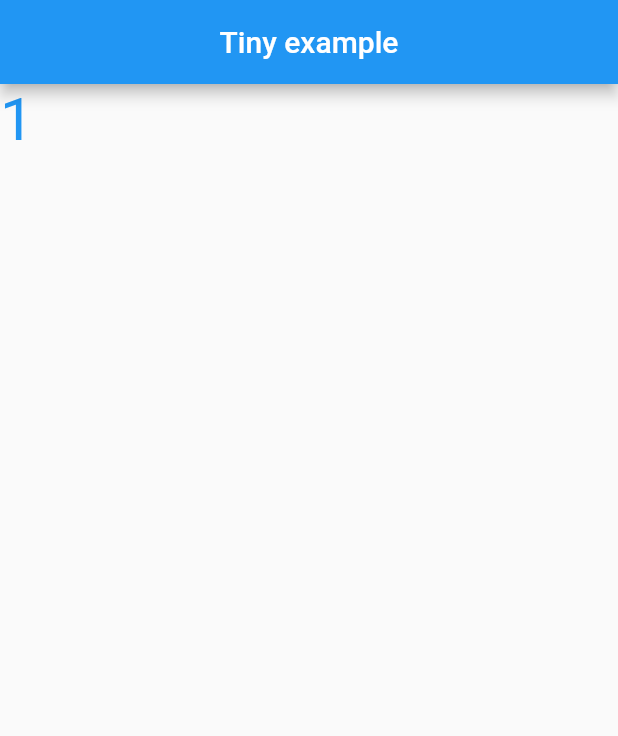
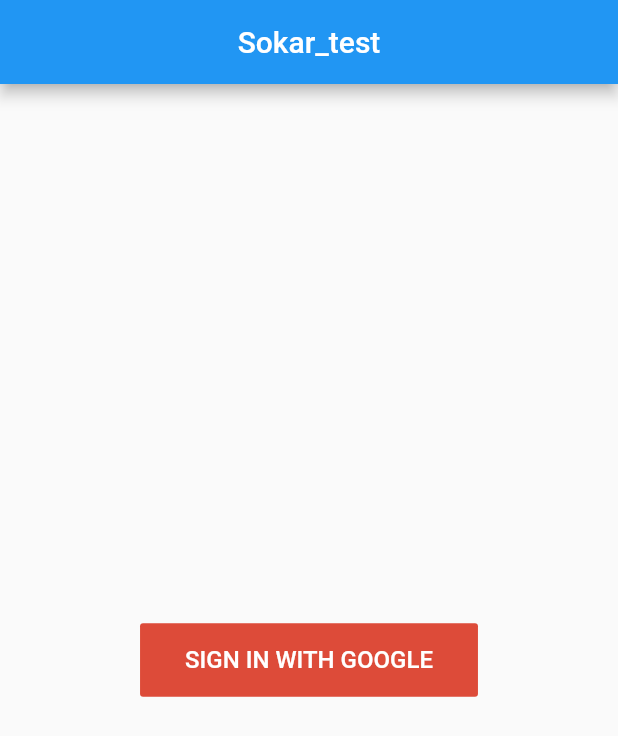
Before and after one commit to ramisadek/tiny_example, a Flutter app: the screen it shows after launch, on a phone screen of 412 x 824 dp. Shown: the top 736 px of the screen. Run offline on Flutter 3.47's test engine with Material 2 defaults, Android fonts, the phone set to English and light mode, and no system bars; our stand-ins replace cloud_firestore, firebase_auth, fluttertoast, google_sign_in, shared_preferences; accounts and stored records are empty.

Commit message:
firebase auth with google note: the fireauth gives me a problem that he is not a subtype of firebase when i get packege for another one then change it back to any it works !

```diff
--- a/lib/home.dart
+++ b/lib/home.dart
@@ -1,6 +1,13 @@
 import 'dart:async';
 
+import 'package:cloud_firestore/cloud_firestore.dart';
+import 'package:firebase_auth/firebase_auth.dart';
 import 'package:flutter/material.dart';
+import 'package:fluttertoast/fluttertoast.dart';
+import 'package:google_sign_in/google_sign_in.dart';
+import 'package:shared_preferences/shared_preferences.dart';
+import 'package:tiny_example/secondScreen.dart';
+
 
 class MyHomePage extends StatefulWidget {
   @override
@@ -9,35 +16,111 @@ class MyHomePage extends StatefulWidget {
 
 class _MyHomePageState extends State<MyHomePage> {
 
-  Timer timer;
-  int time=0;
-  Widget hallo(){
-    time++;
-    setState(() {
+  final GoogleSignIn googleSignIn = GoogleSignIn();
+  final FirebaseAuth firebaseAuth = FirebaseAuth.instance;
+  SharedPreferences prefs;
+
+  bool isLoading = false;
+  bool isLoggedIn = false;
+  FirebaseUser currentUser;
+
+  Future<Null> handleSignIn() async {
+    prefs = await SharedPreferences.getInstance();
+
+    this.setState(() {
+      isLoading = true;
     });
-    return Text("$time",style: TextStyle(color: Colors.blue,fontSize: 40),);
+
+    GoogleSignInAccount googleUser = await googleSignIn.signIn();
+    GoogleSignInAuthentication googleAuth = await googleUser.authentication;
+
+    final AuthCredential credential = GoogleAuthProvider.getCredential(
+      accessToken: googleAuth.accessToken,
+      idToken: googleAuth.idToken,
+    );
+
+    FirebaseUser firebaseUser = await firebaseAuth.signInWithCredential(credential);
+
+    if (firebaseUser != null) {
+      // Check is already sign up
+      final QuerySnapshot result =
+      await Firestore.instance.collection('users').where('id', isEqualTo: firebaseUser.uid).getDocuments();
+      final List<DocumentSnapshot> documents = result.documents;
+      if (documents.length == 0) {
+        // Update data to server if new user
+        Firestore.instance.collection('users').document(firebaseUser.uid).setData({
+          'nickname': firebaseUser.displayName,
+          'photoUrl': firebaseUser.photoUrl,
+          'id': firebaseUser.uid,
+          'createdAt': DateTime.now().millisecondsSinceEpoch.toString(),
+          'chattingWith': null
+        });
+
+        // Write data to local
+        currentUser = firebaseUser;
+        await prefs.setString('id', currentUser.uid);
+        await prefs.setString('nickname', currentUser.displayName);
+        await prefs.setString('photoUrl', currentUser.photoUrl);
+      } else {
+        // Write data to local
+        await prefs.setString('id', documents[0]['id']);
+        await prefs.setString('nickname', documents[0]['nickname']);
+        await prefs.setString('photoUrl', documents[0]['photoUrl']);
+        await prefs.setString('aboutMe', documents[0]['aboutMe']);
+      }
+      Fluttertoast.showToast(msg: "Sign in success");
+      this.setState(() {
+        isLoading = false;
+      });
+      print("*********************************************");
+      print(firebaseUser.uid);
+      print("*********************************************");
+      Navigator.push(context, MaterialPageRoute(builder: (context) => secondScreen( firebaseUser.uid)));
+    } else {
+      Fluttertoast.showToast(msg: "Sign in fail");
+      this.setState(() {
+        isLoading = false;
+      });
+    }
   }
-
-  @override
-  void initState() {
-    super.initState();
-    timer = Timer.periodic(Duration(seconds: 15), (Timer t) => hallo());
-  }
-
 
   @override
   Widget build(BuildContext context) {
     return Scaffold(
       appBar: AppBar(
-        title: Text("Tiny example"),
+        title: Text("Sokar_test"),
         centerTitle: true,
       ),
-      body: SingleChildScrollView(
-        child: Column(
-          children: <Widget>[
-            hallo(),
-          ],
-        ),
+      body: Stack(
+        children: <Widget>[
+          Center(
+            child: FlatButton(
+                onPressed: handleSignIn,
+                child: Text(
+                  'SIGN IN WITH GOOGLE',
+                  style: TextStyle(fontSize: 16.0),
+                ),
+                color: Color(0xffdd4b39),
+                highlightColor: Color(0xffff7f7f),
+                splashColor: Colors.transparent,
+                textColor: Colors.white,
+                padding: EdgeInsets.fromLTRB(30.0, 15.0, 30.0, 15.0)),
+          ),
+
+          // Loading
+          Positioned(
+            child: isLoading
+                ? Container(
+              child: Center(
+                child: CircularProgressIndicator(
+                  valueColor: AlwaysStoppedAnimation<Color>(Colors.blue),
+                ),
+              ),
+              color: Colors.white.withOpacity(0.8),
+            )
+                : Container(),
+          ),
+        ],
       ),
     );
   }
```
Also changed, not shown: lib/secondScreen.dart (added, +55 -0 lines), pubspec.yaml (+8 -0 lines), pubspec.lock, 2 other files.
